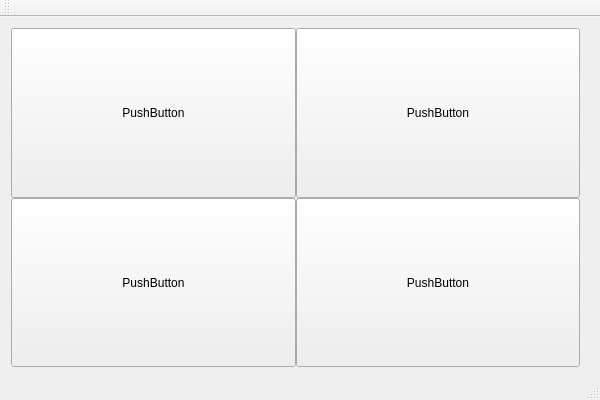
Before: the Qt Designer form FrontEnd/SimonSaysUi/SimonSaysUI/SimonSaysUI/SimonSaysUI.ui in RalucaSpt/memory-game, drawn with Qt 5.
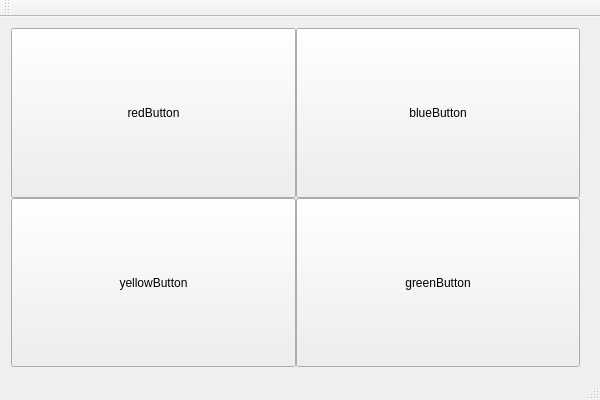
After: the same form once the commit is applied.

Commit message: Connect buttons

```diff
--- a/FrontEnd/SimonSaysUi/SimonSaysUI/SimonSaysUI/SimonSaysUI.ui
+++ b/FrontEnd/SimonSaysUi/SimonSaysUI/SimonSaysUI/SimonSaysUI.ui
@@ -32,7 +32,7 @@
          </sizepolicy>
         </property>
         <property name="text">
-         <string>PushButton</string>
+         <string>greenButton</string>
         </property>
        </widget>
       </item>
@@ -56,7 +56,7 @@
          </font>
         </property>
         <property name="text">
-         <string>PushButton</string>
+         <string>blueButton</string>
         </property>
        </widget>
       </item>
@@ -69,7 +69,7 @@
          </sizepolicy>
         </property>
         <property name="text">
-         <string>PushButton</string>
+         <string>redButton</string>
         </property>
        </widget>
       </item>
@@ -82,7 +82,7 @@
          </sizepolicy>
         </property>
         <property name="text">
-         <string>PushButton</string>
+         <string>yellowButton</string>
         </property>
        </widget>
       </item>
```
Left out of the diff: 8 changed lines with no effect on the pictures. The commit also changes 5 other files.
